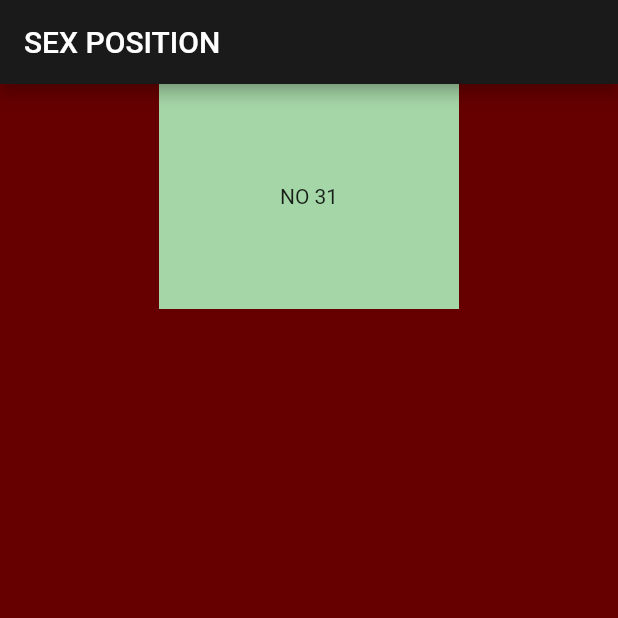
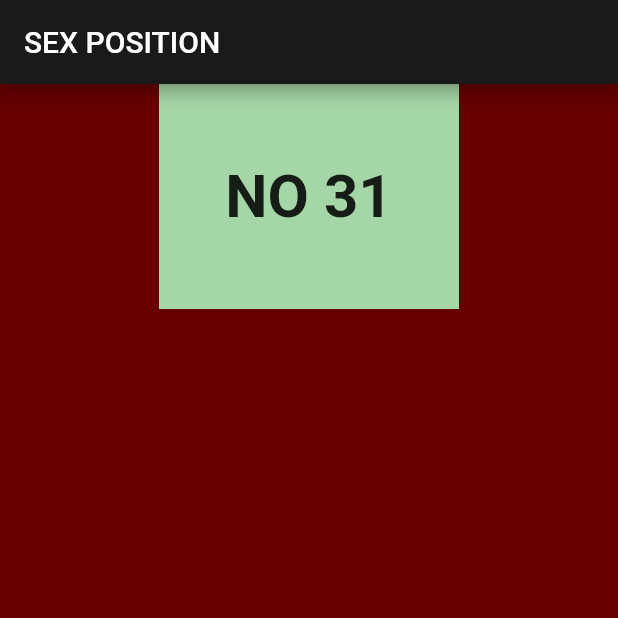
Before and after one commit to sitthatot/Sex_Position, a Flutter app: the screen it shows after launch, on a phone screen of 412 x 824 dp, the top half of it. Run offline on Flutter 3.47's test engine with Material 2 defaults, Android fonts, the phone set to English and light mode, and no system bars.

Commit message:
font size

```diff
--- a/lib/main.dart
+++ b/lib/main.dart
@@ -21,7 +21,14 @@ class MyApp extends StatelessWidget {
                   width: 200,
                   color: Colors.green[200],
                   alignment: Alignment.center,
-                  child: const Text('NO 31'),
+                  child: const Text(
+                    'NO 31',
+                    style: TextStyle(
+                      fontWeight: FontWeight.bold,
+                      fontSize: 40,
+                      ),
+
+                  ),
                 ),
               ),
             ],
```
